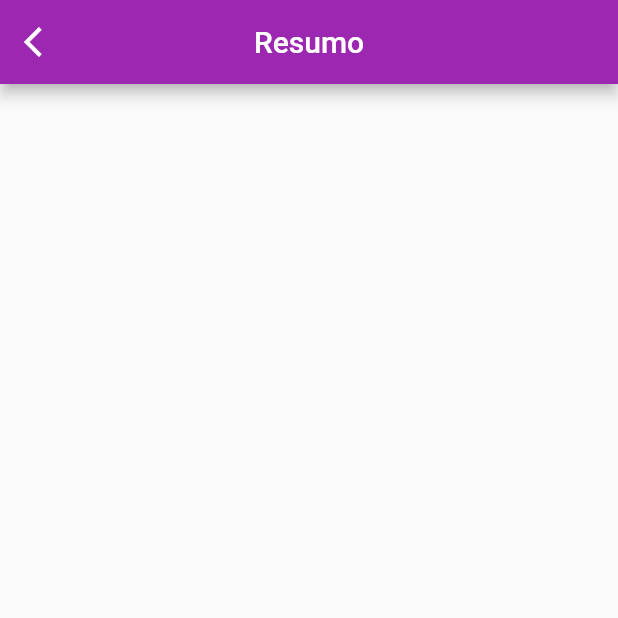
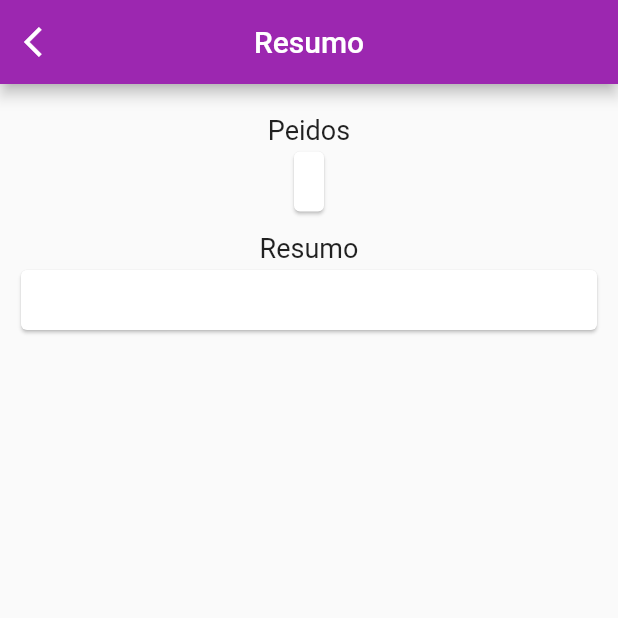
Before and after one commit to AnarcCode/BatistApp, a Flutter app: the ResumePage screen opened by its route, on a phone screen of 412 x 824 dp, the top half of it. Run offline on Flutter 3.47's test engine with Material 2 defaults, Android fonts, the phone set to English and light mode, and no system bars; our stand-ins replace cloud_firestore, device_info_plus, firebase_core, get; accounts and stored records are empty.

Commit message:
Update resume screen

```diff
--- a/lib/controllers/resume_controller.dart
+++ b/lib/controllers/resume_controller.dart
@@ -1,6 +1,19 @@
 import 'package:cloud_firestore/cloud_firestore.dart';
 import 'package:get/get.dart';
 
+import 'package:batistapp/models/food_request_model.dart';
+
 class ResumeController extends GetxController {
   FirebaseFirestore db = FirebaseFirestore.instance;
+
+  @override
+  void onInit() {
+    currentRequest = Get.arguments;
+
+    super.onInit();
+  }
+
+  final _currentRequest = FoodRequestModel.fromMap({}).obs;
+  FoodRequestModel get currentRequest => _currentRequest.value;
+  set currentRequest(FoodRequestModel value) => _currentRequest.value = value;
 }
--- a/lib/ui/main_page.dart
+++ b/lib/ui/main_page.dart
@@ -52,6 +52,10 @@ class MainPage extends GetView<MainController> {
                 Routes.FOOD_REQUEST,
                 arguments: controller.foodRequests[index],
               ),
+              onLongPress: () => Get.toNamed(
+                Routes.RESUME,
+                arguments: controller.foodRequests[index],
+              ),
             );
           },
         );
--- a/lib/ui/resume_page.dart
+++ b/lib/ui/resume_page.dart
@@ -18,6 +18,45 @@ class ResumePage extends GetView<ResumeController> {
           icon: const Icon(Icons.arrow_back_ios),
         ),
       ),
+      body: Container(
+        padding: const EdgeInsets.symmetric(horizontal: 10, vertical: 20),
+        child: SingleChildScrollView(
+          physics: const ScrollPhysics(),
+          child: Column(
+            children: [
+              const Text(
+                'Peidos',
+                style: TextStyle(fontSize: 18),
+              ),
+              Card(
+                child: Container(
+                  margin:
+                      const EdgeInsets.symmetric(horizontal: 10, vertical: 20),
+                  child: Column(
+                    children: [],
+                  ),
+                ),
+              ),
+              const SizedBox(
+                height: 10,
+              ),
+              const Text(
+                'Resumo',
+                style: TextStyle(fontSize: 18),
+              ),
+              Card(
+                child: Container(
+                  margin:
+                      const EdgeInsets.symmetric(horizontal: 10, vertical: 20),
+                ),
+              ),
+              const SizedBox(
+                height: 10,
+              ),
+            ],
+          ),
+        ),
+      ),
     );
   }
 }
```
